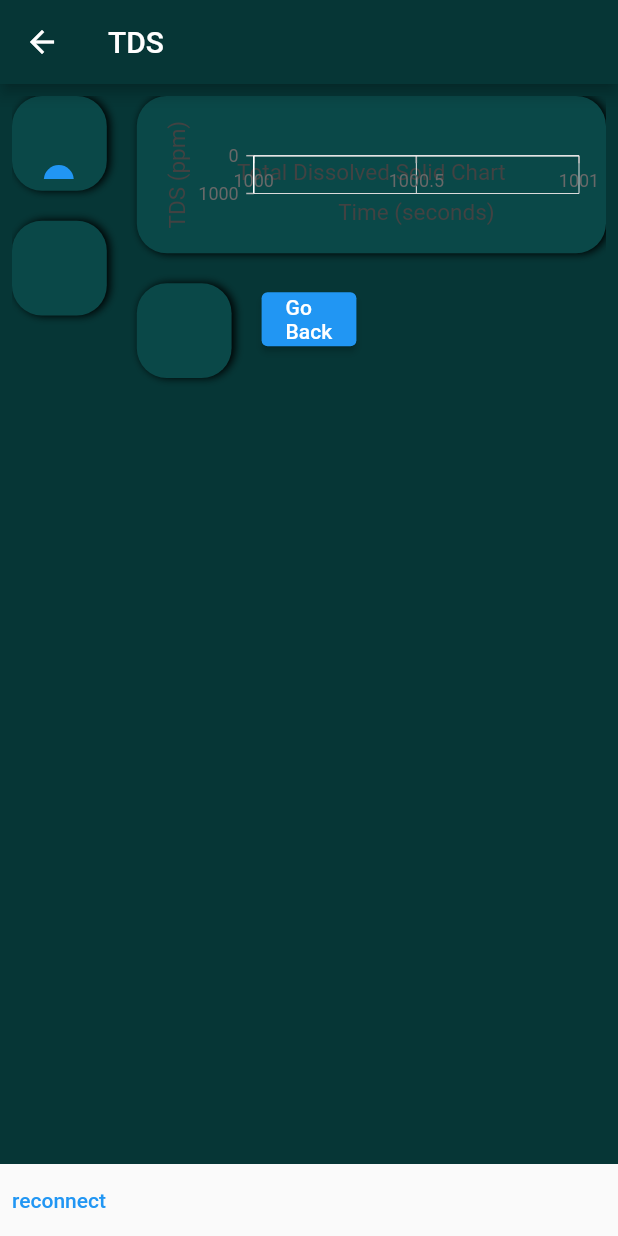
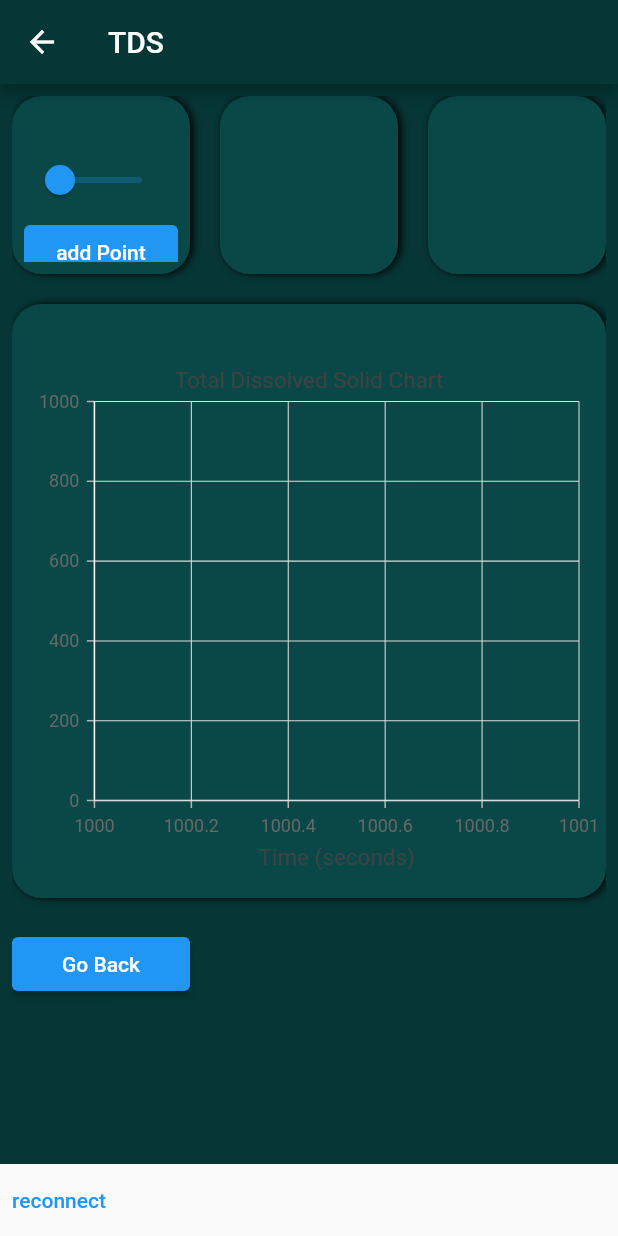
Before and after one commit to Ak-3d/Flutter__desalination, a Flutter app: the screen it shows after launch, after a tap on "TDS", on a phone screen of 412 x 824 dp. Run offline on Flutter 3.47's test engine with Material 2 defaults, Android fonts, the phone set to English and light mode, and no system bars; our stand-ins replace objectbox, syncfusion_flutter_charts; missing offline and left inert: udp; generated files the repository leaves out were written again; statements that could not run were skipped.

Commit message:
updated UI to fit mobile initially

```diff
--- a/lib/Components/CardDash.dart
+++ b/lib/Components/CardDash.dart
@@ -3,26 +3,28 @@ import 'package:final_project/Resources.dart';
 import 'package:flutter_staggered_grid_view/flutter_staggered_grid_view.dart';
 
 class CardDash extends StatelessWidget {
+  static num defaultRows = 0.5;
+
   const CardDash(
       {Key? key,
       this.txt = "card",
       this.color = Resources.bgcolor_100,
       this.cols = 1,
-      this.rows = 1,
+      this.rows,
       this.child = const Text('')})
       : super(key: key);
 
   final String txt;
   final Color color;
   final int cols;
-  final num rows;
+  final num? rows;
   final Widget child;
 
   @override
   Widget build(BuildContext context) {
     return StaggeredGridTile.count(
       crossAxisCellCount: cols,
-      mainAxisCellCount: rows,
+      mainAxisCellCount: rows ?? defaultRows,
       child: Container(
         decoration: const BoxDecoration(
             color: Resources.bgcolor_100,
--- a/lib/Components/ChartTds.dart
+++ b/lib/Components/ChartTds.dart
@@ -35,9 +35,7 @@ class _ChartTdsState extends State<ChartTds> {
   @override
   Widget build(BuildContext context) {
     return SafeArea(
-        child: Scaffold(
-            backgroundColor: Resources.bgcolor_100,
-            body: SfCartesianChart(
+        child: SfCartesianChart(
             title: ChartTitle(text: "Total Dissolved Solid Chart"),
             series: <LineSeries<LiveData, double>>[
               LineSeries<LiveData, double>(
@@ -54,17 +52,19 @@ class _ChartTdsState extends State<ChartTds> {
                 edgeLabelPlacement: EdgeLabelPlacement.shift,
                 maximum: widget.xMin,
                 minimum: widget.xMax,
-                    axisLine: const AxisLine(
-                        width: 1, color: Resources.chartAxisColor),
+                axisLine:
+                    const AxisLine(width: 1, color: Resources.chartAxisColor),
                 title: AxisTitle(
                   text: 'Time (seconds)',
                 )),
             primaryYAxis: NumericAxis(
               maximum: widget.yMax,
               minimum: widget.yMin,
-                    axisLine: const AxisLine(
-                        width: 1, color: Resources.chartAxisColor),
-                    title: AxisTitle(text: 'TDS (ppm)')))));
+              associatedAxisName: '',
+              axisLine:
+                  const AxisLine(width: 1, color: Resources.chartAxisColor),
+              // title: AxisTitle(text: 'TDS (ppm)')
+            )));
   }
 }
 
--- a/lib/Pages/Dashboard.dart
+++ b/lib/Pages/Dashboard.dart
@@ -19,55 +19,44 @@ class Dashboard extends StatefulWidget {
 }
 
 class _Dashboard extends State<Dashboard> implements ConnectionInterface {
+  List<Widget> _cards = [];
+
   String status = "";
   String msgs = "";
   double value = 0;
 
-  @override
-  void initState() {
-    ConnectionHandler.setInterface(this);
-    ConnectionHandler.connectUDP();
-
-    super.initState();
-  }
-
-  @override
-  Widget build(BuildContext context) {
-    return AppScofflding(title: 'Dashboard', listView: [
-      StaggeredGrid.count(
-        crossAxisCount: 5,
-        mainAxisSpacing: 20,
-        crossAxisSpacing: 20,
-        children: [
+  int colsN = 5;
+  void _initCards() {
+    if (screenSize.width > 500) return;
+    colsN = 2;
+    CardDash.defaultRows = 1;
+    _cards = [
       CardDash(txt: 'Message', child: Text(msgs)),
       CardDash(
         txt: 'status',
         child: Text(status),
       ),
+      const CardDash(txt: 'Degree'),
+      const CardDash(txt: 'Duration'),
       CardDash(
         txt: 'TDS',
+        cols: 2,
         child: ElevatedButton(
-              onPressed: () {
-                pushEdited(
+          onPressed: () => pushEdited(
               context: context,
               connectionInterface: this,
-                    namedRoute: '/TdsMainPage');
-              },
+              namedRoute: '/TdsMainPage'),
           child: const Text('TDS'),
         ),
       ),
-          CardDash(txt: 'Degree'),
-          CardDash(txt: 'Duration'),
       CardDash(
-            rows: 2,
-          ),
-          CardDash(
-            cols: 3,
-            rows: 2,
+        cols: 2,
+        rows: 1,
         child: TankCard(v1: value, v2: value),
       ),
-          CardDash(
-            rows: 2,
+      const CardDash(txt: 'flow 1'),
+      const CardDash(
+        txt: 'flow 2',
       ),
       CardDash(
         child: Slider(
@@ -85,7 +74,26 @@ class _Dashboard extends State<Dashboard> implements ConnectionInterface {
         crossAxisCellCount: 3,
         child: Text(""),
       )
-        ],
+    ];
+  }
+
+  @override
+  void initState() {
+    ConnectionHandler.setInterface(this);
+    ConnectionHandler.connectUDP();
+
+    _initCards();
+    super.initState();
+  }
+
+  @override
+  Widget build(BuildContext context) {
+    return AppScofflding(title: 'Dashboard', listView: [
+      StaggeredGrid.count(
+        crossAxisCount: colsN,
+        mainAxisSpacing: 20,
+        crossAxisSpacing: 20,
+        children: _cards,
       ),
     ]);
   }
--- a/lib/Pages/TdsMainPage.dart
+++ b/lib/Pages/TdsMainPage.dart
@@ -31,11 +31,55 @@ class _TdsMainPageState extends State<TdsMainPage>
   late List<LiveData> chartData;
   late ChartSeriesController chartController;
 
+  late List<CardDash> _cards;
+  int colsN = 5;
+  num defaultRows = 3;
+  void _initCards() {
+    if (screenSize.width > 500) return;
+    CardDash.defaultRows = 1; //0.5 is for large
+    colsN = 3;
+    _cards = [
+      CardDash(
+        txt: status,
+        child: ListView(
+          children: [
+            Slider(
+                value: tValue,
+                min: 0,
+                max: 500,
+                onChanged: (v) {
+                  setState(() {
+                    tValue = v;
+                  });
+                  updateDataSource(v);
+                }),
+            ElevatedButton(
+                onPressed: () => updateDataSource(tValue),
+                child: const Text('add Point'))
+          ],
+        ),
+      ),
+      CardDash(txt: status),
+      CardDash(txt: status),
+      CardDash(
+        txt: status,
+        rows: 3,
+        cols: 4,
+        child: ChartTds(
+            chartData: chartData,
+            xMin: 0,
+            xMax: max.toDouble(),
+            yMin: 0,
+            yMax: 1000,
+            onRendererCreated: (ChartSeriesController cc) =>
+                chartController = cc),
+      ),
+    ];
+  }
+
   @override
   void initState() {
     super.initState();
-
-    ConnectionHandler.setInterface(this);
 
     //database query
     Query<WaterFlow> q =
@@ -48,6 +92,10 @@ class _TdsMainPageState extends State<TdsMainPage>
       return LiveData(temp, e.tds);
     }).toList();
 
+    _initCards();
+
+    ConnectionHandler.setInterface(this);
+
     //TODO this is will be used for testing
 
     // Timer.periodic(Duration(milliseconds: 1), (timer) {
@@ -59,50 +107,16 @@ class _TdsMainPageState extends State<TdsMainPage>
   Widget build(BuildContext context) {
     return AppScofflding(title: 'TDS', listView: [
       StaggeredGrid.count(
-        crossAxisCount: 5,
+        crossAxisCount: colsN,
         mainAxisSpacing: 20,
         crossAxisSpacing: 20,
         children: [
-          CardDash(
-            txt: status,
-            child: ListView(
-              children: [
-                Slider(
-                    value: tValue,
-                    min: 0,
-                    max: 500,
-                    onChanged: (v) {
-                      setState(() {
-                        tValue = v;
-                      });
-                      updateDataSource(v);
-                    }),
-                ElevatedButton(
-                    onPressed: () => updateDataSource(tValue),
-                    child: Text('add Point'))
-              ],
-            ),
-          ),
-          CardDash(
-            txt: status,
-            rows: 1.5,
-            cols: 4,
-            child: ChartTds(
-                chartData: chartData,
-                xMin: 0,
-                xMax: max.toDouble(),
-                yMin: 0,
-                yMax: 1000,
-                onRendererCreated: (ChartSeriesController cc) =>
-                    chartController = cc),
-          ),
-          CardDash(txt: status),
-          CardDash(txt: status),
+          ..._cards,
           ElevatedButton(
             onPressed: () {
               popEdited(context);
             },
-            child: Text('Go Back'),
+            child: const Text('Go Back'),
           ),
           const StaggeredGridTile.extent(
             mainAxisExtent: 1000,
--- a/lib/main.dart
+++ b/lib/main.dart
@@ -6,6 +6,7 @@ import 'Pages/Dashboard.dart';
 
 late ObjectBox objectbox;
 late Admin admin;
+late Size screenSize;
 
 void main() async {
   WidgetsFlutterBinding.ensureInitialized();
@@ -24,6 +25,8 @@ class MyApp extends StatelessWidget {
   @override
   Widget build(BuildContext context) {
     const title = 'Water Desalination Project';
+    screenSize = MediaQuery.of(context).size;
+
     return MaterialApp(
       title: title,
       home: const Dashboard(),
```
Lines whose indentation alone changed are shown as unchanged.
